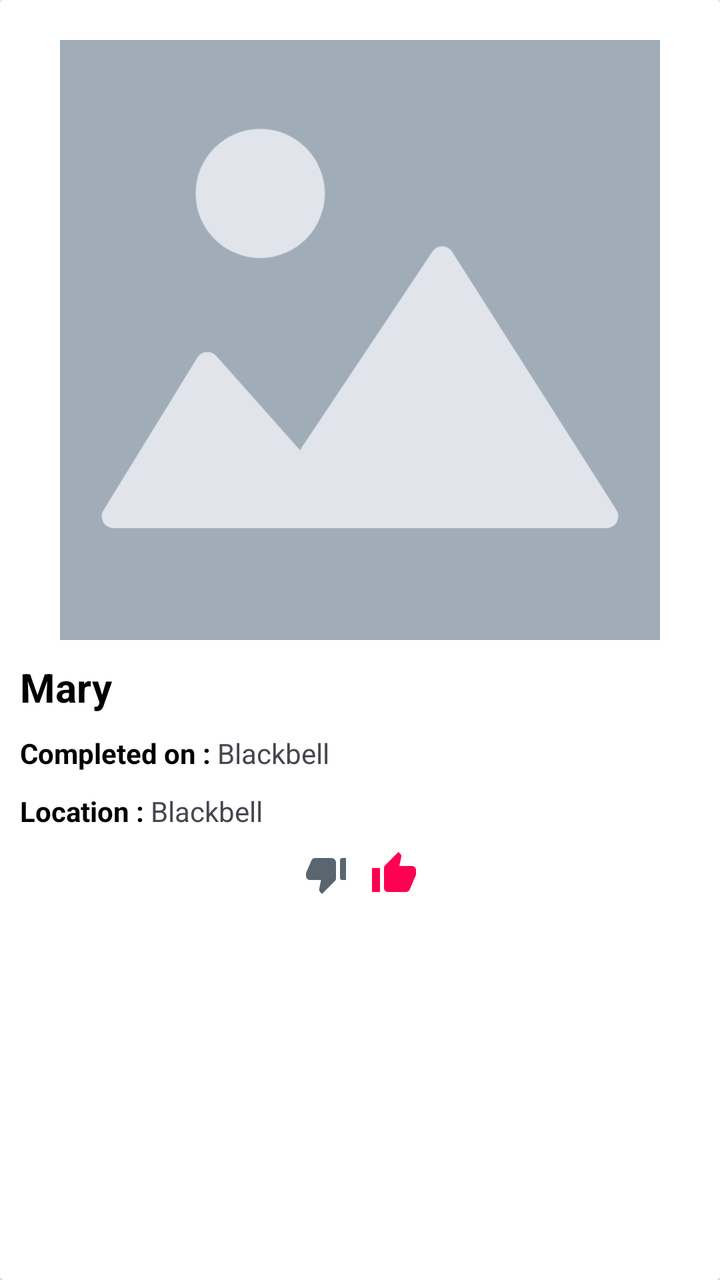
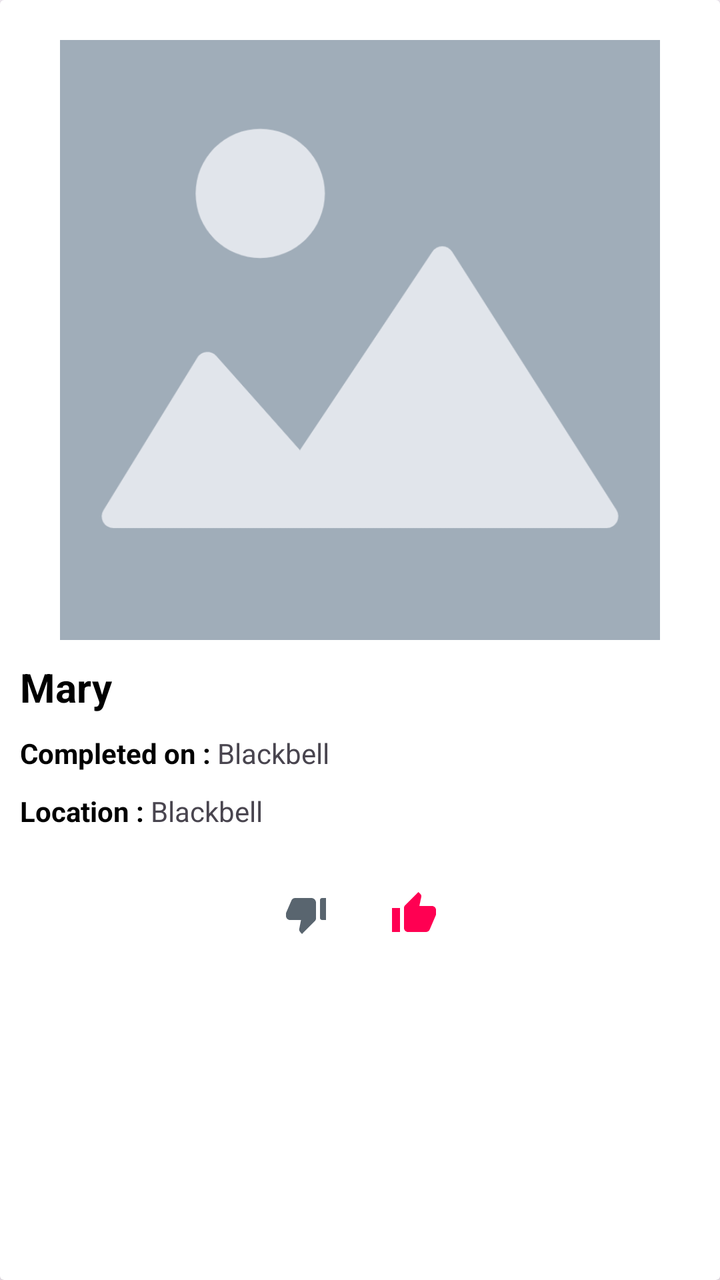

Compare the two renders of this Android layout. The source of the first and the diff that turns it into the second are given below.
<!-- AndroidManifest.xml: application theme Theme.You4me -->
<!-- res/layout/completed_dates_item.xml -->
<?xml version="1.0" encoding="utf-8"?>
<androidx.cardview.widget.CardView
    xmlns:tools="http://schemas.android.com/tools"
    xmlns:android="http://schemas.android.com/apk/res/android"
    xmlns:app="http://schemas.android.com/apk/res-auto"
    android:layout_width="match_parent"
    android:layout_height="wrap_content"
    android:backgroundTint="@color/white"
    app:layout_constraintBottom_toBottomOf="parent"
    app:layout_constraintEnd_toEndOf="parent"
    app:layout_constraintStart_toStartOf="parent"
    app:layout_constraintTop_toTopOf="parent">

<androidx.constraintlayout.widget.ConstraintLayout
    android:id="@+id/main_lyt"
    android:layout_width="match_parent"
    android:layout_height="match_parent"
    android:layout_margin="@dimen/margin_10dp"
    app:layout_constraintBottom_toBottomOf="parent"
    app:layout_constraintEnd_toEndOf="parent"
    app:layout_constraintStart_toStartOf="parent"
    app:layout_constraintTop_toTopOf="parent">

    <ImageView
        android:id="@+id/imageView"
        android:layout_width="300dp"
        android:layout_height="300dp"
        android:layout_marginTop="@dimen/margin_10dp"
        android:scaleType="centerCrop"
        android:src="@drawable/find_date_placeholder"
        app:layout_constraintEnd_toEndOf="parent"
        app:layout_constraintStart_toStartOf="parent"
        app:layout_constraintTop_toTopOf="parent" />

    <TextView
        android:id="@+id/user_name"
        android:layout_width="wrap_content"
        android:layout_height="wrap_content"
        android:layout_marginTop="@dimen/margin_10dp"
        android:text="Mary"
        android:textColor="@color/black"
        android:textSize="@dimen/text_size_20sp"
        android:textStyle="bold"
        app:layout_constraintStart_toStartOf="parent"
        app:layout_constraintTop_toBottomOf="@+id/imageView" />


    <LinearLayout
        android:id="@+id/completion_layout"
        android:layout_width="0dp"
        android:layout_height="wrap_content"
        android:layout_marginTop="@dimen/margin_10dp"
        android:orientation="horizontal"
        android:weightSum="2"
        app:layout_constraintStart_toStartOf="parent"
        app:layout_constraintTop_toBottomOf="@+id/user_name">

        <TextView
            android:layout_width="wrap_content"
            android:layout_height="wrap_content"
            android:text="Completed on : "
            android:textColor="@color/black"
            android:textStyle="bold" />

        <TextView
            android:id="@+id/completed"
            android:layout_width="wrap_content"
            android:layout_height="wrap_content"
            android:text="Blackbell" />

    </LinearLayout>

    <LinearLayout
        android:id="@+id/location_layout"
        android:layout_width="0dp"
        android:layout_height="wrap_content"
        android:layout_marginTop="@dimen/margin_10dp"
        android:orientation="horizontal"
        android:weightSum="2"
        app:layout_constraintStart_toStartOf="parent"
        app:layout_constraintTop_toBottomOf="@+id/completion_layout">

        <TextView
            android:layout_width="wrap_content"
            android:layout_height="wrap_content"
            android:text="Location : "
            android:textColor="@color/black"
            android:textStyle="bold" />

        <TextView
            android:id="@+id/location"
            android:layout_width="wrap_content"
            android:layout_height="wrap_content"
            android:text="Blackbell" />

    </LinearLayout>

    <LinearLayout
        android:id="@+id/thumbs_down_layout"
        android:layout_width="match_parent"
        android:layout_height="wrap_content"
        android:gravity="center"
        android:layout_marginTop="@dimen/margin_10dp"
        android:orientation="horizontal"
        android:weightSum="2"
        app:layout_constraintStart_toStartOf="parent"
        app:layout_constraintTop_toBottomOf="@+id/location_layout">


        <ImageView
            android:id="@+id/dislike"
            android:layout_width="wrap_content"
            android:layout_height="wrap_content"
            android:layout_marginEnd="@dimen/margin_5dp"
            android:src="@drawable/baseline_thumb_down_alt_24"/>


        <ImageView
            android:id="@+id/like"
            android:layout_width="wrap_content"
            android:layout_height="wrap_content"
            android:layout_marginStart="@dimen/margin_5dp"
            android:src="@drawable/baseline_thumb_up_24"/>

    </LinearLayout>

    <androidx.constraintlayout.widget.Guideline
        android:id="@+id/guideline"
        android:layout_width="wrap_content"
        android:layout_height="wrap_content"
        android:orientation="vertical"
        app:layout_constraintGuide_percent="0.5" />

    <androidx.constraintlayout.widget.Guideline
        android:id="@+id/guideline2"
        android:layout_width="wrap_content"
        android:layout_height="wrap_content"
        android:orientation="horizontal"
        app:layout_constraintGuide_percent="0.65" />



    <com.google.android.material.progressindicator.CircularProgressIndicator
        android:id="@+id/loader"
        android:layout_width="match_parent"
        android:layout_height="wrap_content"
        android:layout_gravity="center"
        android:indeterminate="true"
        android:visibility="gone"
        app:layout_constraintBottom_toBottomOf="parent"
        app:layout_constraintTop_toTopOf="parent" />


</androidx.constraintlayout.widget.ConstraintLayout>

</androidx.cardview.widget.CardView>
<!-- resources referenced by this layout -->
<resources>
  <color name="black">#FF000000</color>
  <color name="white">#FFFFFFFF</color>
  <dimen name="margin_10dp">10dp</dimen>
  <dimen name="margin_5dp">5dp</dimen>
  <dimen name="text_size_20sp">20sp</dimen>
  <!-- drawable baseline_thumb_down_alt_24 (drawable) -->
  <vector android:height="24dp" android:tint="@color/grey_circle"
      android:viewportHeight="24" android:viewportWidth="24"
      android:width="24dp" xmlns:android="http://schemas.android.com/apk/res/android">
      <path android:fillColor="@android:color/white" android:pathData="M22,4h-2c-0.55,0 -1,0.45 -1,1v9c0,0.55 0.45,1 1,1h2V4zM2.17,11.12c-0.11,0.25 -0.17,0.52 -0.17,0.8V13c0,1.1 0.9,2 2,2h5.5l-0.92,4.65c-0.05,0.22 -0.02,0.46 0.08,0.66 0.23,0.45 0.52,0.86 0.88,1.22L10,22l6.41,-6.41c0.38,-0.38 0.59,-0.89 0.59,-1.42V6.34C17,5.05 15.95,4 14.66,4h-8.1c-0.71,0 -1.36,0.37 -1.72,0.97l-2.67,6.15z"/>
  </vector>
  <!-- drawable baseline_thumb_up_24 (drawable) -->
  <vector android:height="24dp" android:tint="@color/primary_pink"
      android:viewportHeight="24" android:viewportWidth="24"
      android:width="24dp" xmlns:android="http://schemas.android.com/apk/res/android">
      <path android:fillColor="@android:color/white" android:pathData="M1,21h4L5,9L1,9v12zM23,10c0,-1.1 -0.9,-2 -2,-2h-6.31l0.95,-4.57 0.03,-0.32c0,-0.41 -0.17,-0.79 -0.44,-1.06L14.17,1 7.59,7.59C7.22,7.95 7,8.45 7,9v10c0,1.1 0.9,2 2,2h9c0.83,0 1.54,-0.5 1.84,-1.22l3.02,-7.05c0.09,-0.23 0.14,-0.47 0.14,-0.73v-2z"/>
  </vector>
  <!-- drawable find_date_placeholder: png bitmap (drawable, 31463 bytes) -->
  <style name="Theme.You4me" parent="Base.Theme.You4me" />
  <color name="grey_circle">#59656F</color>
  <color name="primary_pink">#ffff0052</color>
  <style name="Base.Theme.You4me" parent="Theme.Material3.Light.NoActionBar">
          
           <item name="colorPrimary">@color/primary_pink</item>
      </style>
</resources>

<!-- the commit's change to res/layout/completed_dates_item.xml (unified diff, before → after) -->
@@ -100,7 +100,7 @@
         android:layout_width="match_parent"
         android:layout_height="wrap_content"
         android:gravity="center"
-        android:layout_marginTop="@dimen/margin_10dp"
+        android:layout_marginTop="@dimen/margin_20dp"
         android:orientation="horizontal"
         android:weightSum="2"
         app:layout_constraintStart_toStartOf="parent"
@@ -108,18 +108,20 @@
 
 
         <ImageView
-            android:id="@+id/dislike"
+            android:id="@+id/dislike_btn"
             android:layout_width="wrap_content"
             android:layout_height="wrap_content"
             android:layout_marginEnd="@dimen/margin_5dp"
+            android:padding="@dimen/padding_10dp"
             android:src="@drawable/baseline_thumb_down_alt_24"/>
 
 
         <ImageView
-            android:id="@+id/like"
+            android:id="@+id/like_btn"
             android:layout_width="wrap_content"
             android:layout_height="wrap_content"
             android:layout_marginStart="@dimen/margin_5dp"
+            android:padding="@dimen/padding_10dp"
             android:src="@drawable/baseline_thumb_up_24"/>
 
     </LinearLayout>
<!-- resource entries referenced after the edit -->
@@ -3,7 +3,9 @@
   <color name="black">#FF000000</color>
   <color name="white">#FFFFFFFF</color>
   <dimen name="margin_10dp">10dp</dimen>
+  <dimen name="margin_20dp">20dp</dimen>
   <dimen name="margin_5dp">5dp</dimen>
+  <dimen name="padding_10dp">10dp</dimen>
   <dimen name="text_size_20sp">20sp</dimen>
   <!-- drawable baseline_thumb_down_alt_24 (drawable) -->
   <vector android:height="24dp" android:tint="@color/grey_circle"
